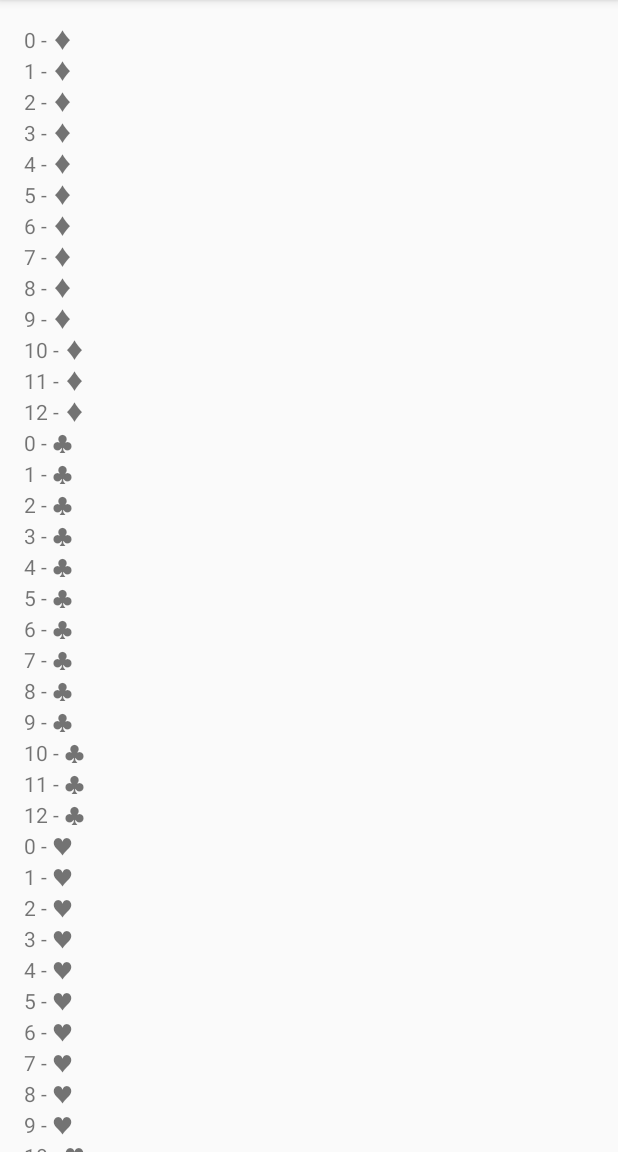
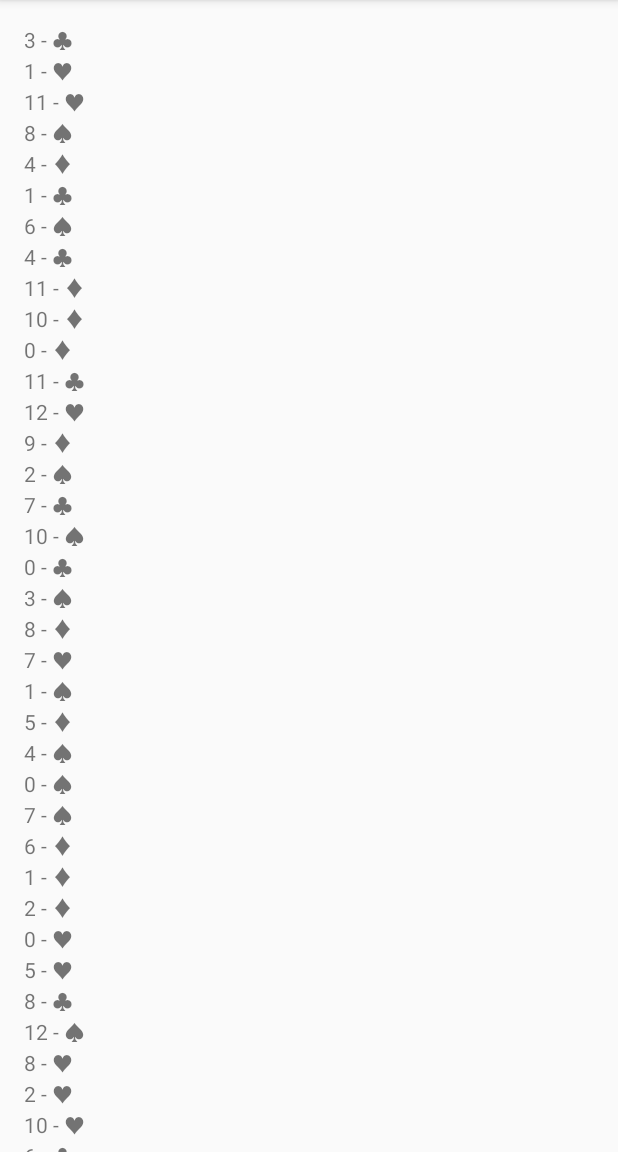
Before and after one commit to RodrigoDavy/Solitaire, an Android app: the screen it shows after launch (MainActivity), on a phone screen of 412 x 824 dp, the part 84-1236 px from its top. Run offline under Robolectric (Android 15) with nearby library versions, the phone set to English and light mode, and no system bars.

```diff
--- a/app/src/main/java/com/example/rodrigo/solitaire/Deck.kt
+++ b/app/src/main/java/com/example/rodrigo/solitaire/Deck.kt
@@ -1,10 +1,21 @@
 package com.example.rodrigo.solitaire
 
-import java.util.ArrayList
+import java.util.*
 
 class Deck internal constructor() {
 
-    val cards = ArrayList<Card>()
+    var cards = ArrayList<Card>()
+
+    fun shuffle() {
+        val random = Random()
+        val tempCards = ArrayList<Card>()
+
+        for(i in Array(cards.size,{x -> x})) {
+            tempCards.add(cards.removeAt(random.nextInt(cards.size)))
+        }
+
+        cards = tempCards
+    }
 
     init {
         val numbers = intArrayOf(0, 1, 2, 3, 4, 5, 6, 7, 8, 9, 10, 11, 12)
--- a/app/src/main/java/com/example/rodrigo/solitaire/MainActivity.kt
+++ b/app/src/main/java/com/example/rodrigo/solitaire/MainActivity.kt
@@ -15,6 +15,8 @@ class MainActivity : AppCompatActivity() {
         val textView = findViewById<TextView>(R.id.console)
         var str = ""
 
+        deck.shuffle()
+
         for(card in deck.cards) {
             val suit : String
 
@@ -29,6 +31,6 @@ class MainActivity : AppCompatActivity() {
             str += card.number.toString() + " - " + suit + "\n"
         }
 
-        textView.setText(str)
+        textView.text = str
     }
 }
```
